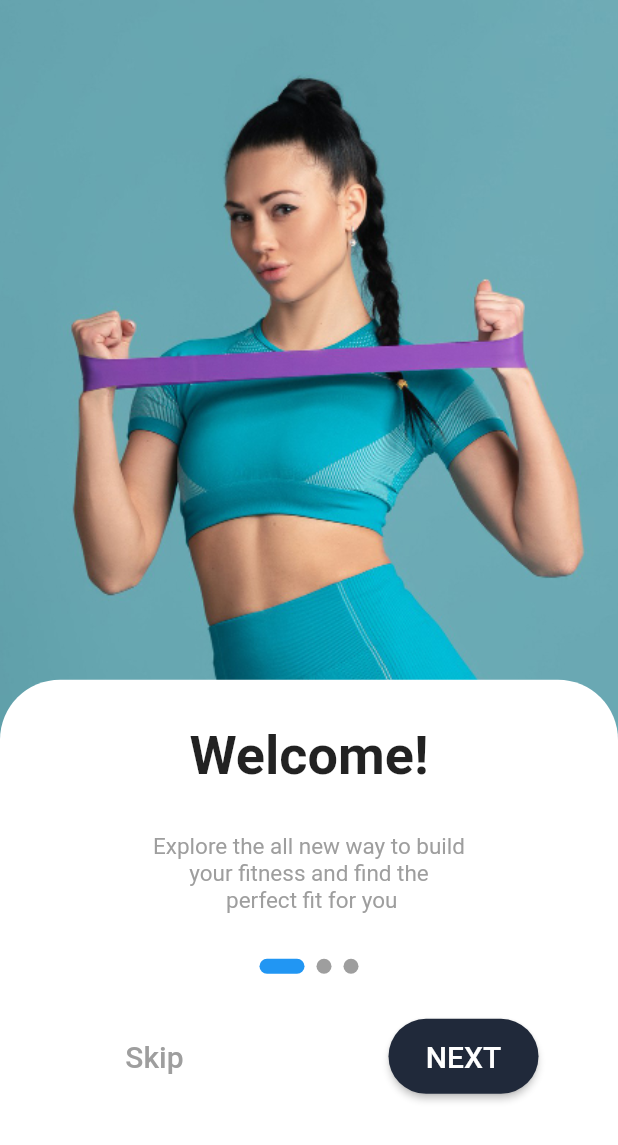
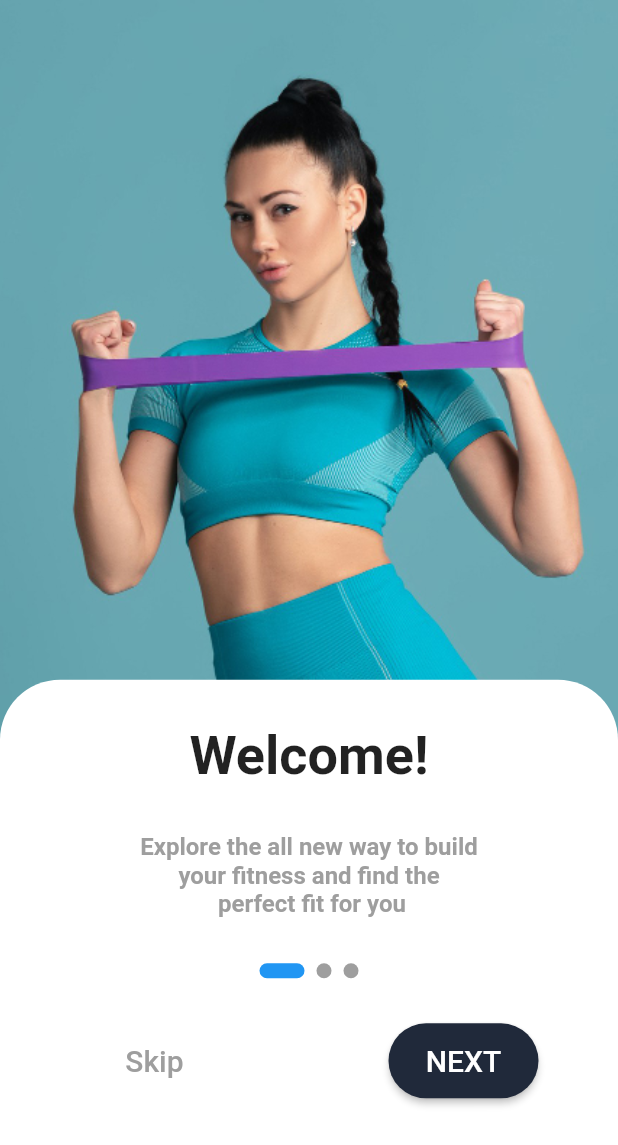
Before and after one commit to sosualfred/version_control_assignment, a Flutter app: the screen it shows after launch, on a phone screen of 412 x 824 dp. Shown: the top 1145 px of the screen. Run offline on Flutter 3.47's test engine with Material 2 defaults, Android fonts, the phone set to English and light mode, and no system bars; drawn by our look-alikes of smooth_page_indicator.

Commit message:
color and fontweight change for subheader

```diff
--- a/lib/widgets/onboarding_header_text.dart
+++ b/lib/widgets/onboarding_header_text.dart
@@ -15,7 +15,8 @@ class OnboardingSubHeadingText extends StatelessWidget {
       children: [
         Text(
           content,
-          style: TextStyle(fontSize: 15, color: Colors.grey),
+          style: TextStyle(fontSize: 16, color: Colors.grey,
+          fontWeight: FontWeight.bold),
           textAlign: TextAlign.center,
         ),
       ],
```
